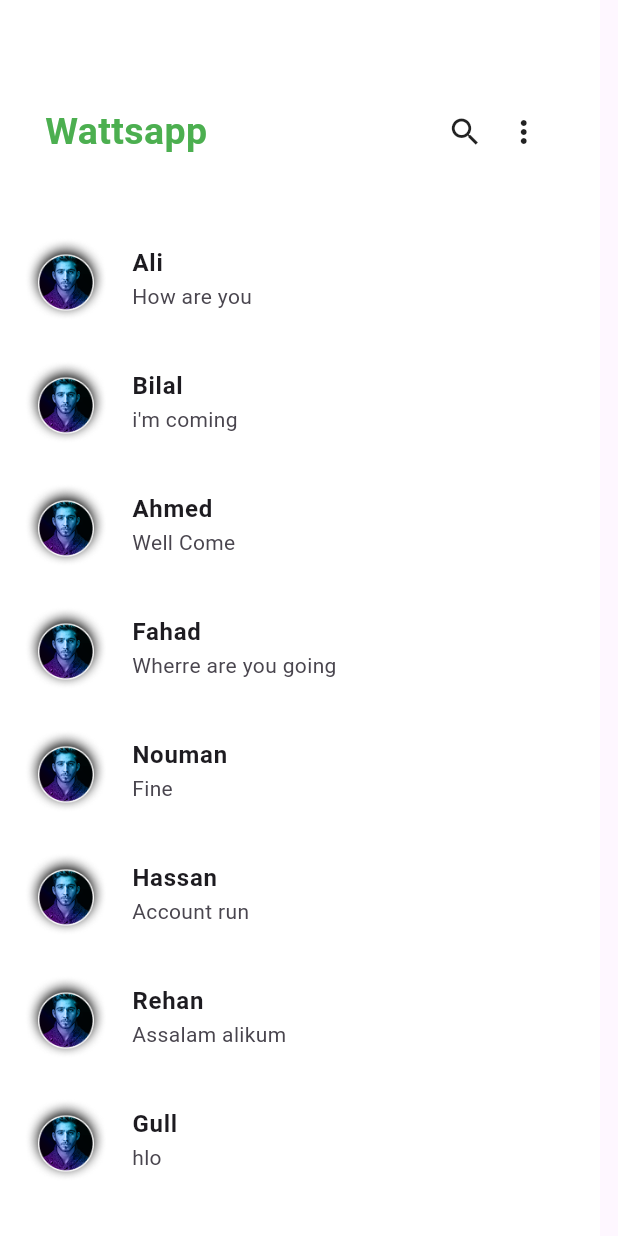
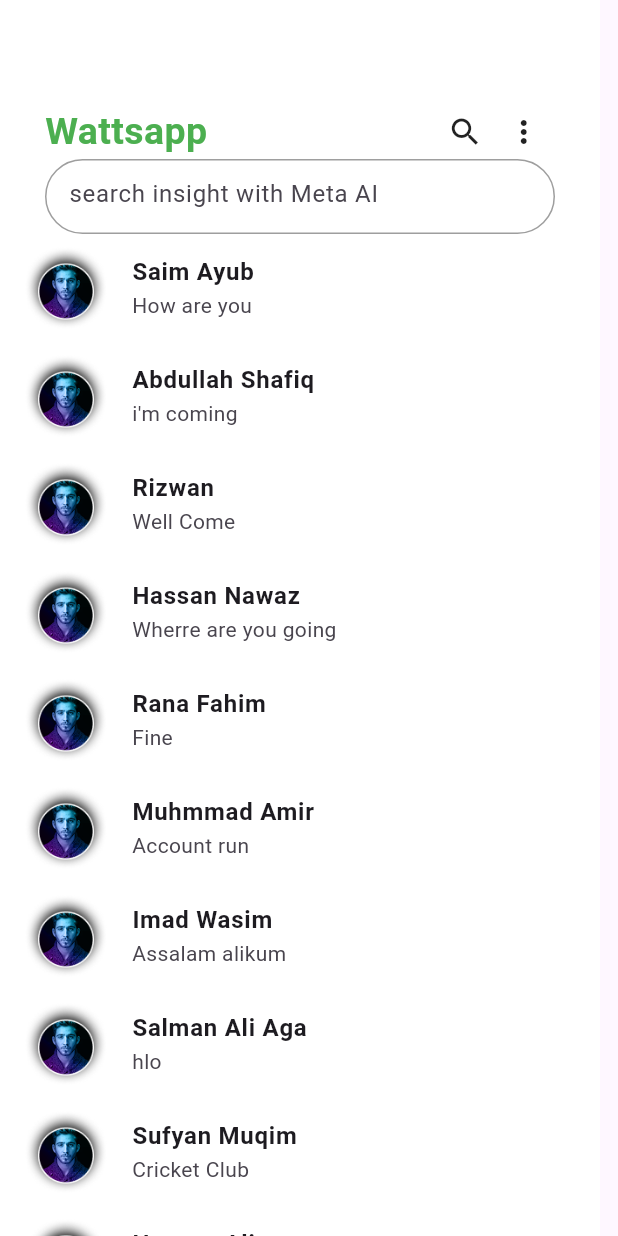
Before and after one commit to rehan11z/Andriod-stdio, a Flutter app: the listtile screen opened directly, on a phone screen of 412 x 824 dp. Run offline on Flutter 3.47's test engine with Material 3 defaults, Android fonts, the phone set to English and light mode, and no system bars; our stand-ins replace percent_indicator.

Commit message:
bottomnavbar.dart

```diff
--- a/lib/listtile.dart
+++ b/lib/listtile.dart
@@ -11,15 +11,13 @@
   @override
   Widget build(BuildContext context) {
     return Scaffold(
-      resizeToAvoidBottomInset: false,
-      body:
-      Stack(
-        children: [
-          Container(
-            height: 900,
+      resizeToAvoidBottomInset: true,
+      body: Container(
+            height: 1200,
             width: 400,
             color: Colors.white,
-          ),
+        child: Column(
+        children: [
           Row(
             children: [
               Container(
@@ -38,75 +36,122 @@
               )
             ],
           ),
-          Column(
+            Container(
+              height: 50,
+              width: 340,
+              child: TextFormField(
+                cursorColor: Colors.black,
+                keyboardType: TextInputType.text,
+                decoration: new InputDecoration(
+                  filled: true,
+                  fillColor: Colors.white,
+              border: OutlineInputBorder(
+                borderRadius: BorderRadius.circular(40,),
+                borderSide: BorderSide(width: 20),
+              ),
+                  enabledBorder: OutlineInputBorder(
+                    borderRadius: BorderRadius.circular(40),
+                    borderSide: const BorderSide(color: Colors.grey),
+                  ),
+                  focusedBorder: OutlineInputBorder(
+                    borderRadius: BorderRadius.circular(40),
+                    borderSide: const BorderSide(color: Colors.black)
+                  ),
+                  errorBorder: InputBorder.none,
+                  disabledBorder: InputBorder.none,
+                  hintText: "search insight with Meta AI"
+                ),
+              ),
+            ),
+            Container(
+              height: 900,
+              width: 400,
+            child: ListView(
               children: [
             Container(
-                margin: EdgeInsets.only(top: 150),
               child: ListTile(
                 leading: Image.asset("assets/image123.png",),
-                  title: Text("Ali",style: TextStyle(fontWeight: FontWeight.bold),),
+                title: Text("Saim Ayub",style: TextStyle(fontWeight: FontWeight.bold),),
                 subtitle: Text("How are you"),
               ),
             ),
       Container(
-                margin: EdgeInsets.only(top: 10),
         child: ListTile(
           leading: Image.asset("assets/image123.png"),
-                  title: Text("Bilal",style: TextStyle(fontWeight: FontWeight.bold),),
+          title: Text("Abdullah Shafiq",style: TextStyle(fontWeight: FontWeight.bold),),
           subtitle: Text("i'm coming"),
         ),
       ),
       Container(
-                margin: EdgeInsets.only(top: 10),
         child: ListTile(
           leading: Image.asset("assets/image123.png"),
-                  title: Text("Ahmed",style: TextStyle(fontWeight: FontWeight.bold),),
+          title: Text("Rizwan",style: TextStyle(fontWeight: FontWeight.bold),),
           subtitle: Text("Well Come"),
         ),
       ),
       Container(
-                margin: EdgeInsets.only(top: 10),
         child: ListTile(
           leading: Image.asset("assets/image123.png"),
-                  title: Text("Fahad",style: TextStyle(fontWeight: FontWeight.bold),),
+          title: Text("Hassan Nawaz",style: TextStyle(fontWeight: FontWeight.bold),),
           subtitle: Text("Wherre are you going"),
         ),
       ),
       Container(
-                margin: EdgeInsets.only(top: 10),
         child: ListTile(
           leading: Image.asset("assets/image123.png"),
-                  title: Text("Nouman",style: TextStyle(fontWeight: FontWeight.bold),),
+          title: Text("Rana Fahim",style: TextStyle(fontWeight: FontWeight.bold),),
           subtitle: Text("Fine"),
         ),
       ),
       Container(
-                margin: EdgeInsets.only(top: 10),
         child: ListTile(
           leading: Image.asset("assets/image123.png"),
-                  title: Text("Hassan",style: TextStyle(fontWeight: FontWeight.bold),),
+          title: Text("Muhmmad Amir",style: TextStyle(fontWeight: FontWeight.bold),),
           subtitle: Text("Account run"),
         ),
       ),
       Container(
-                margin: EdgeInsets.only(top: 10),
         child: ListTile(
           leading: Image.asset("assets/image123.png"),
-                  title: Text("Rehan",style: TextStyle(fontWeight: FontWeight.bold),),
+          title: Text("Imad Wasim",style: TextStyle(fontWeight: FontWeight.bold),),
           subtitle: Text("Assalam alikum"),
         ),
       ),
       Container(
-                margin: EdgeInsets.only(top: 10),
         child: ListTile(
           leading: Image.asset("assets/image123.png"),
-                  title: Text("Gull",style: TextStyle(fontWeight: FontWeight.bold),),
+          title: Text("Salman Ali Aga",style: TextStyle(fontWeight: FontWeight.bold),),
           subtitle: Text("hlo"),
         ),
       ),
+                Container(
+                  child: ListTile(
+                    leading: Image.asset("assets/image123.png"),
+                    title: Text("Sufyan Muqim",style: TextStyle(fontWeight: FontWeight.bold),),
+                    subtitle: Text("Cricket Club"),
+                  ),
+                ),
+                Container(
+                  child: ListTile(
+                    leading: Image.asset("assets/image123.png"),
+                    title: Text("Hassan Ali",style: TextStyle(fontWeight: FontWeight.bold),),
+                    subtitle: Text("Cricket Club"),
+                  ),
+                ),
+                Container(
+
+                  child: ListTile(
+                    leading: Image.asset("assets/image123.png"),
+                    title: Text("Nasseem Sha",style: TextStyle(fontWeight: FontWeight.bold),),
+                    subtitle: Text("Cricket Club"),
+                  ),
+                ),
               ],
+            ),
+
           )
-        ],
+                ]
+    ),
       )
     );
   }
--- a/lib/login.dart
+++ b/lib/login.dart
@@ -1,4 +1,5 @@
 import 'package:flutter/material.dart';
+import 'package:hello_world/bottomnavbar.dart';
 import 'package:hello_world/home.dart';
 
 class login extends StatefulWidget {
@@ -76,7 +77,7 @@
                             fillColor: Colors.black,
                             hintStyle: TextStyle(color: Colors.white),
                             border: OutlineInputBorder(
-                              borderRadius: BorderRadius.circular(40),
+                               borderRadius: BorderRadius.circular(40),
                               borderSide: BorderSide(width: 20),
                             ),
                             enabledBorder: OutlineInputBorder(
@@ -161,7 +162,7 @@
                 if (_formKey.currentState!.validate())
                 Navigator.push(
                   context,
-                  MaterialPageRoute(builder: (context)=> home()),
+                  MaterialPageRoute(builder: (context)=> bottombar()),
                 );
               },
               style: TextButton.styleFrom(
--- a/lib/main.dart
+++ b/lib/main.dart
@@ -1,5 +1,6 @@
 import 'package:flutter/material.dart';
 import 'package:hello_world/Test%20file.dart';
+import 'package:hello_world/assignment.dart';
 import 'package:hello_world/circle2%20file.dart';
 import 'package:hello_world/favourites.dart';
 import 'package:hello_world/fifth%20file.dart';
@@ -21,6 +22,7 @@
 import 'package:hello_world/third%20file.dart';
 
 import 'Listview.dart';
+import 'bottomnavbar.dart';
 
 
 void main() {
@@ -54,7 +56,7 @@
         colorScheme: ColorScheme.fromSeed(seedColor: Colors.deepPurple),
       ),
       debugShowCheckedModeBanner: false,
-      home:listtile()
+      home:bottombar()
     );
   }
 }
```
Also changed, not shown: lib/assignment.dart (+236 -0 lines), lib/bottomnavbar.dart (added, +71 -0 lines), lib/home.dart (+11 -6 lines), assets/game.png (added). Lines whose indentation alone changed are shown as unchanged.
